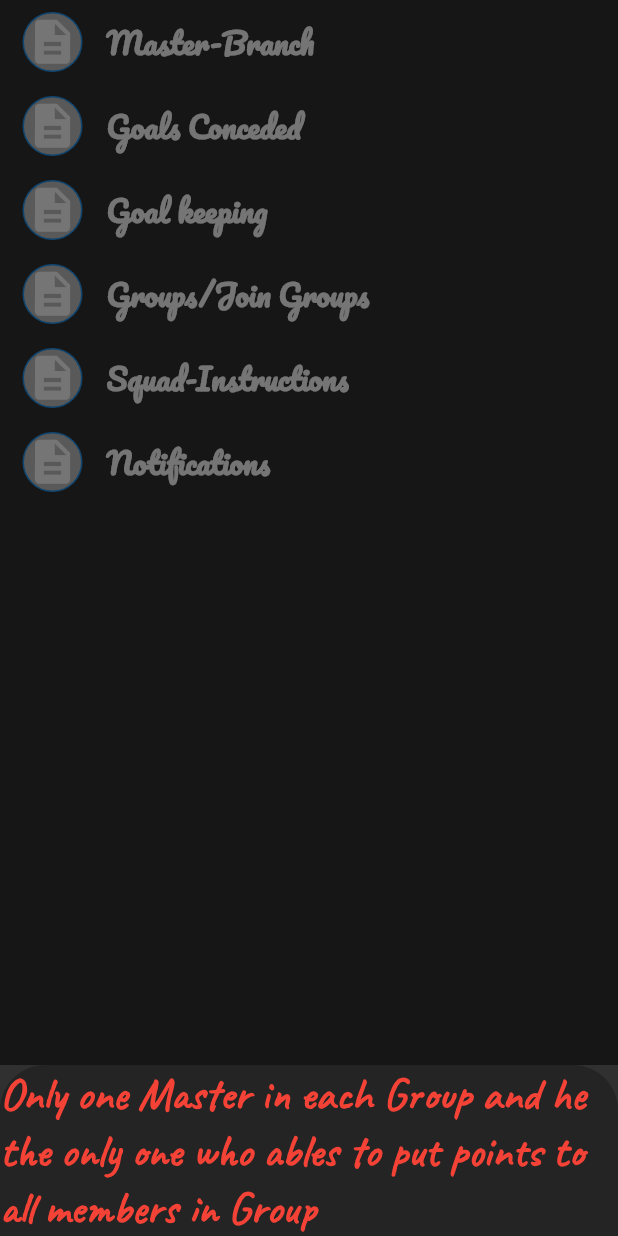
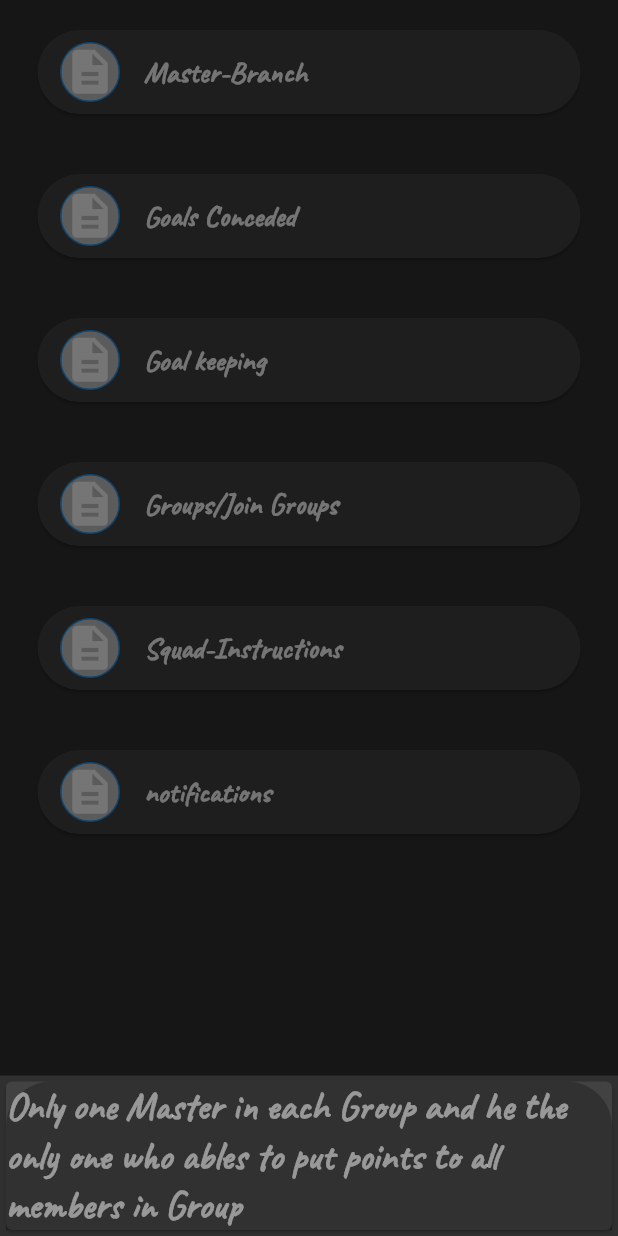
Before and after one commit to mohamedj97/underGround-fantasy, a Flutter app: the HomeRulesFragment screen opened directly, after a tap on "Master-Branch", on a phone screen of 412 x 824 dp. Run offline on Flutter 3.47's test engine with Material 2 defaults, Android fonts, the phone set to English and light mode, and no system bars; our stand-ins replace argon_buttons_flutter, curved_navigation_bar, firebase_auth, firebase_storage, flutter_spinkit, font_awesome_flutter and 3 more; missing offline and left inert: flutter_email_sender, flutter_facebook_login; accounts and stored records are empty.

Commit message:
rules is done

```diff
--- a/lib/fragments/rules_fragment.dart
+++ b/lib/fragments/rules_fragment.dart
@@ -20,7 +20,12 @@ class _HomeRulesFragmentState extends State<HomeRulesFragment> {
             Expanded(
               child: ListView(
                 children: <Widget>[
-                  RuleListTile(
+                  Card(
+                    shape: RoundedRectangleBorder(
+                      borderRadius: BorderRadius.circular(30.0),
+                    ),
+                    margin: EdgeInsets.symmetric(vertical: 20.0, horizontal: 25.0),
+                    child: RuleListTile(
                       title: 'Master-Branch',
                       onTap: () async{
                         setState(() {
@@ -32,7 +37,13 @@ class _HomeRulesFragmentState extends State<HomeRulesFragment> {
                             builder:(BuildContext context)=> RuleDescriptionModal(ruleNumber,'Master-Branch'));
                       },
                     ),
-                  RuleListTile(
+                  ),
+                  Card(
+                    shape: RoundedRectangleBorder(
+                      borderRadius: BorderRadius.circular(30.0),
+                    ),
+                    margin: EdgeInsets.symmetric(vertical: 20.0, horizontal: 25.0),
+                    child: RuleListTile(
                       title: 'Goals Conceded',
                       onTap: ()async{
                         setState(() {
@@ -44,7 +55,13 @@ class _HomeRulesFragmentState extends State<HomeRulesFragment> {
                             builder:(BuildContext context)=> RuleDescriptionModal(ruleNumber,'Goals Conceded'));
                       },
                     ),
-                  RuleListTile(
+                  ),
+                  Card(
+                    shape: RoundedRectangleBorder(
+                      borderRadius: BorderRadius.circular(30.0),
+                    ),
+                    margin: EdgeInsets.symmetric(vertical: 20.0, horizontal: 25.0),
+                    child: RuleListTile(
                       title: 'Goal keeping',
                       onTap: () async{
                         setState(() {
@@ -56,7 +73,13 @@ class _HomeRulesFragmentState extends State<HomeRulesFragment> {
                             builder:(BuildContext context)=> RuleDescriptionModal(ruleNumber,'Goal keeping'));
                       },
                     ),
-                  RuleListTile(
+                  ),
+                  Card(
+                    shape: RoundedRectangleBorder(
+                      borderRadius: BorderRadius.circular(30.0),
+                    ),
+                    margin: EdgeInsets.symmetric(vertical: 20.0, horizontal: 25.0),
+                    child: RuleListTile(
                       title: 'Groups/Join Groups',
                       onTap: () async{
                         setState(() {
@@ -68,7 +91,13 @@ class _HomeRulesFragmentState extends State<HomeRulesFragment> {
                             builder:(BuildContext context)=> RuleDescriptionModal(ruleNumber,'Groups/Join Groups'));
                       },
                     ),
-                  RuleListTile(
+                  ),
+                  Card(
+                    shape: RoundedRectangleBorder(
+                      borderRadius: BorderRadius.circular(30.0),
+                    ),
+                    margin: EdgeInsets.symmetric(vertical: 20.0, horizontal: 25.0),
+                    child: RuleListTile(
                       title: 'Squad-Instructions',
                       onTap: () async{
                         setState(() {
@@ -81,8 +110,14 @@ class _HomeRulesFragmentState extends State<HomeRulesFragment> {
                             builder:(context)=> RuleDescriptionModal(ruleNumber,'Squad-Instructions'));
                       },
                     ),
-                  RuleListTile(
-                    title: 'Notifications',
+                  ),
+                  Card(
+                    shape: RoundedRectangleBorder(
+                      borderRadius: BorderRadius.circular(30.0),
+                    ),
+                    margin: EdgeInsets.symmetric(vertical: 20.0, horizontal: 25.0),
+                    child: RuleListTile(
+                      title: 'notifications',
                       onTap: () async{
                         setState(() {
                           ruleNumber=5;
@@ -93,6 +128,7 @@ class _HomeRulesFragmentState extends State<HomeRulesFragment> {
                             builder:(context)=> RuleDescriptionModal(ruleNumber,'Notifications'));
                       },
                     ),
+                  ),
                 ],
               ),
             ),
--- a/lib/main.dart
+++ b/lib/main.dart
@@ -17,7 +17,7 @@ class MyApp extends StatelessWidget {
       theme: ThemeData(
         brightness:Brightness.dark,
       ),
-      home: LoadingPage(),
+      home: HomePage(),
 
       routes: {
         AuthPage.id :(BuildContext context) =>AuthPage(),
--- a/lib/widgets/rule_description.dart
+++ b/lib/widgets/rule_description.dart
@@ -25,7 +25,8 @@ class RuleDescriptionModal extends StatelessWidget {
 
   @override
   Widget build(BuildContext context) {
-    return Container(
+    return Card(
+      child: Container(
           decoration: BoxDecoration(
             color: Colors.black26,
             borderRadius: BorderRadius.only(
@@ -35,11 +36,12 @@ class RuleDescriptionModal extends StatelessWidget {
           ),
           child: Text(_tabs[ruleNumber],
           style: TextStyle(
-          fontSize: 30,
+            fontSize: 26  ,
             fontFamily: "Caveat",
-          color: Colors.red,
+            color: Colors.white.withOpacity(0.5),
             fontWeight: FontWeight.bold,
           ),),
+        ),
     );
   }
 }
--- a/lib/widgets/rule_title_list_tile.dart
+++ b/lib/widgets/rule_title_list_tile.dart
@@ -34,7 +34,7 @@ class RuleListTile extends StatelessWidget {
       title: Text(title,style: TextStyle(
         fontWeight: FontWeight.bold,
         fontSize: 20,
-        fontFamily: 'Pacifico',
+        fontFamily: 'Caveat',
       ),),
     );
   }
```
Lines whose indentation alone changed are shown as unchanged.
